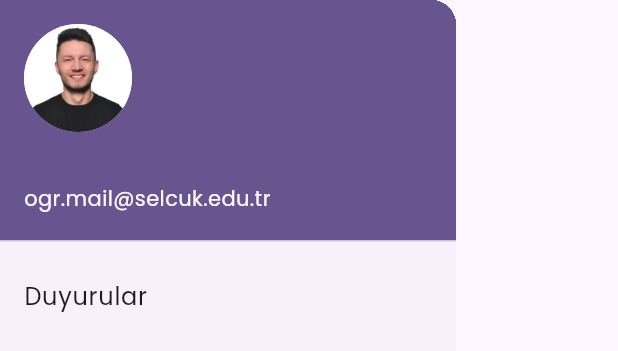
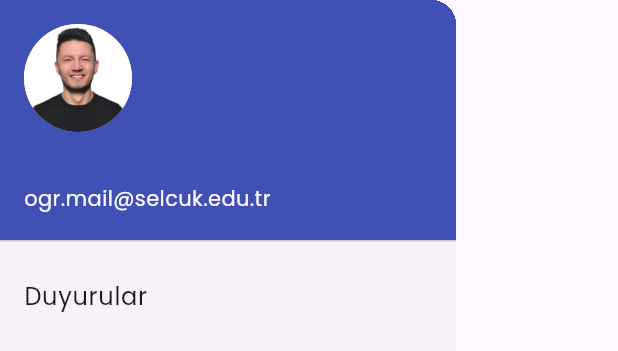
Before and after one commit to kadirkurhan/3311456_183311070, a Flutter app: the DrawerMenuComponent widget shown alone on an empty page, opened directly, on a phone screen of 412 x 824 dp. Shown: the top 351 px of the screen. Run offline on Flutter 3.47's test engine with Material 2 defaults, Android fonts, the phone set to English and light mode, and no system bars; our stand-ins replace flutter_svg, get.

Commit message:
edit: drawer color

```diff
--- a/lib/components/drawer/drawer.dart
+++ b/lib/components/drawer/drawer.dart
@@ -26,6 +26,7 @@ class DrawerMenuComponent extends StatelessWidget {
             currentAccountPicture: CircleAvatar(
               backgroundImage: AssetImage('assets/icons/profileImage.jpg'),
             ),
+            decoration: BoxDecoration(color: Colors.indigo),
           ),
           ListTile(
             title: const Text("Duyurular"),
```
